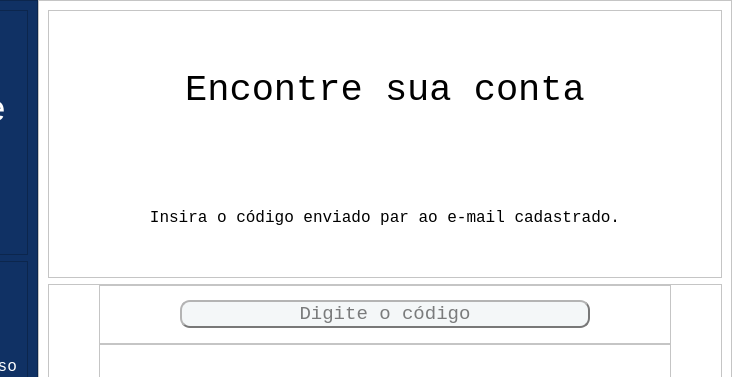
Before: the Qt Designer form tela_reset_altera.ui in KobaDev/GestaoDePonto, drawn with Qt 5; both pictures show x 292 to 1024 and y 0 to 377 of the 1024 by 768 pixel window.
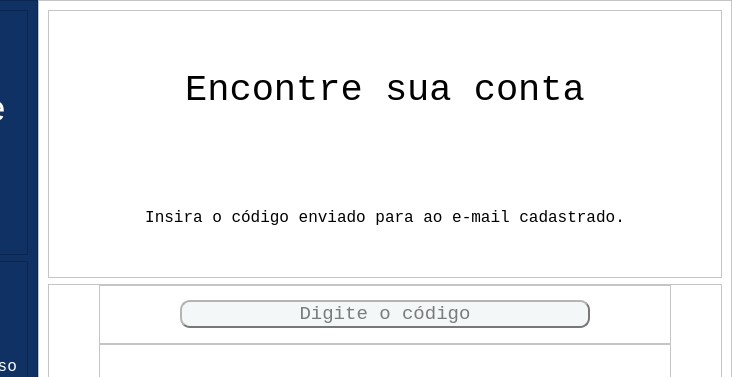
After: the same form once the commit is applied. Icons and pictures are not drawn.

Diff of the .ui file:
```diff
--- a/tela_reset_altera.ui
+++ b/tela_reset_altera.ui
@@ -223,7 +223,7 @@
              </font>
             </property>
             <property name="text">
-             <string>Insira o código enviado par ao e-mail cadastrado.</string>
+             <string>Insira o código enviado para ao e-mail cadastrado.</string>
             </property>
             <property name="alignment">
              <set>Qt::AlignCenter</set>
```
